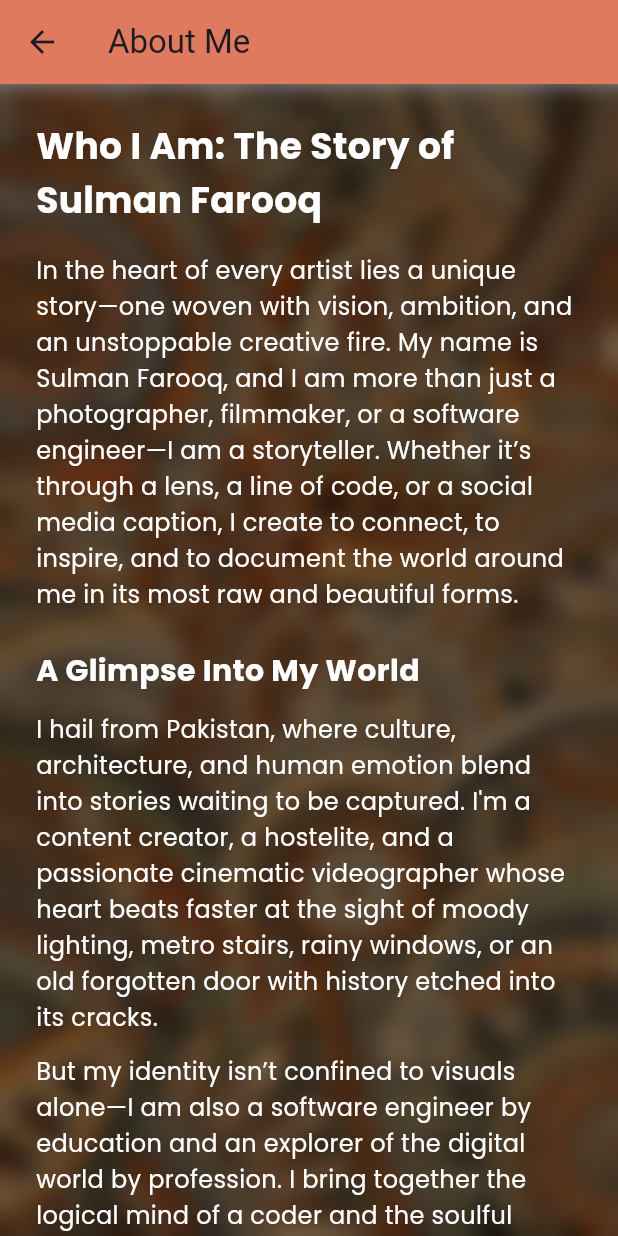
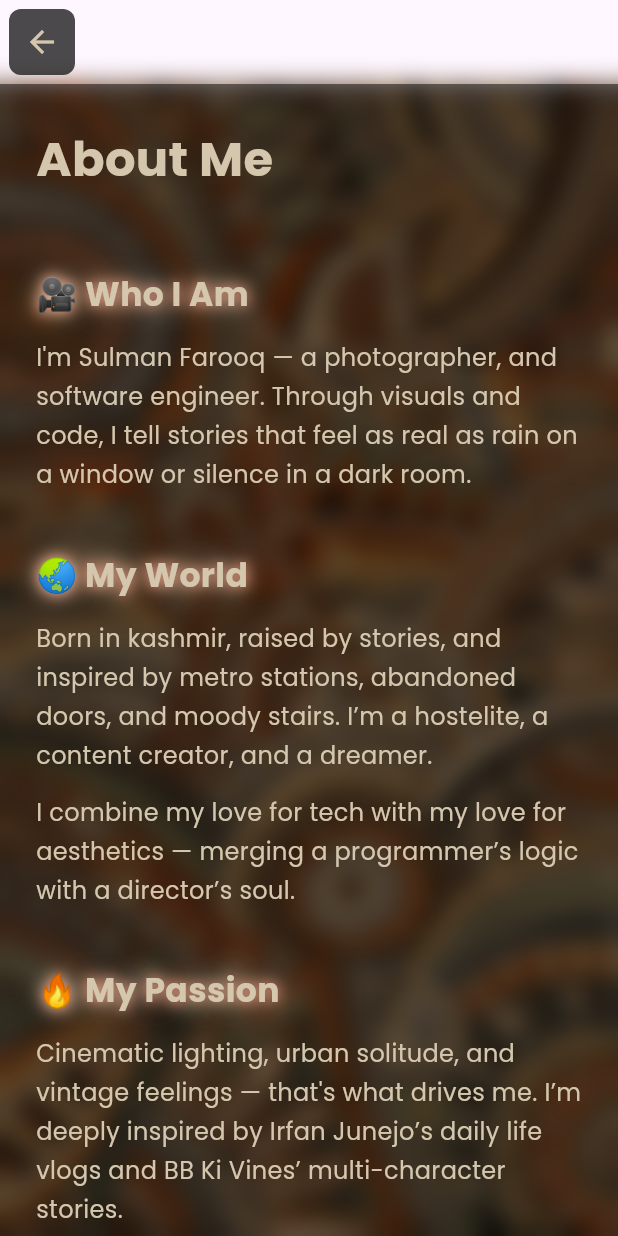
Before and after one commit to sulmanfarooqq/MY_accounts, a Flutter app: the AboutMePage screen opened directly, on a phone screen of 412 x 824 dp. Run offline on Flutter 3.47's test engine with Material 3 defaults, Android fonts, the phone set to English and light mode, and no system bars; our stand-ins replace font_awesome_flutter, google_fonts.

Commit message:
update aboutme

```diff
--- a/lib/about_me_page.dart
+++ b/lib/about_me_page.dart
@@ -1,7 +1,7 @@
 import 'dart:ui';
-
 import 'package:flutter/material.dart';
 import 'package:google_fonts/google_fonts.dart';
+import 'package:flutter/services.dart';
 
 class AboutMePage extends StatelessWidget {
   const AboutMePage({Key? key}) : super(key: key);
@@ -11,8 +11,26 @@ class AboutMePage extends StatelessWidget {
     final textTheme = GoogleFonts.poppinsTextTheme(Theme.of(context).textTheme);
     return Scaffold(
       appBar: AppBar(
-        title: const Text('About Me'),
-        backgroundColor: const Color(0xFFE07A5F),
+        leading: Container(
+          margin: const EdgeInsets.all(6),
+          decoration: BoxDecoration(
+            color: const Color(0xFF1E1E1E).withOpacity(0.8),
+            borderRadius: BorderRadius.circular(8),
+          ),
+          child: IconButton(
+            icon: const Icon(Icons.arrow_back, color: Color(0xFFD4C7AE)),
+            onPressed: () {
+              Navigator.of(context).pop();
+            },
+            tooltip: 'Go Back',
+          ),
+        ),
+        // backgroundColor: const Color(0xFF1E1E1E),
+        backgroundColor: Colors.transparent,
+        elevation: 0,
+
+        systemOverlayStyle: SystemUiOverlayStyle.light,
+        centerTitle: true,
       ),
       body: Stack(
         children: [
@@ -26,7 +44,7 @@ class AboutMePage extends StatelessWidget {
             child: BackdropFilter(
               filter: ImageFilter.blur(sigmaX: 8, sigmaY: 8),
               child: Container(
-                color: Colors.black.withOpacity(0.4),
+                color: Colors.black.withOpacity(0.5),
               ),
             ),
           ),
@@ -35,96 +53,56 @@ class AboutMePage extends StatelessWidget {
             child: DefaultTextStyle(
               style: textTheme.bodyMedium!.copyWith(
                 fontSize: 16,
-                height: 1.5,
-                color: Colors.white, // use this color 0xFFD4C7AE
+                height: 1.6,
+                color: const Color(0xFFD4C7AE),
               ),
               child: Column(
                 crossAxisAlignment: CrossAxisAlignment.start,
-                children: const [
-                  Text(
-                    'Who I Am: The Story of Sulman Farooq',
-                    style: TextStyle(fontSize: 24, fontWeight: FontWeight.bold),
+                children: [
+                  Padding(
+                    padding: const EdgeInsets.only(bottom: 24),
+                    child: Text(
+                      'About Me',
+                      style: GoogleFonts.poppins(
+                        fontSize: 32,
+                        fontWeight: FontWeight.bold,
+                      ),
+                    ),
                   ),
-                  SizedBox(height: 16),
-                  Text(
-                    'In the heart of every artist lies a unique story—one woven with vision, ambition, and an unstoppable creative fire. My name is Sulman Farooq, and I am more than just a photographer, filmmaker, or a software engineer—I am a storyteller. Whether it’s through a lens, a line of code, or a social media caption, I create to connect, to inspire, and to document the world around me in its most raw and beautiful forms.',
-                  ),
-                  SizedBox(height: 24),
-                  Text(
-                    'A Glimpse Into My World',
-                    style: TextStyle(fontSize: 20, fontWeight: FontWeight.bold),
-                  ),
-                  SizedBox(height: 12),
-                  Text(
-                    'I hail from Pakistan, where culture, architecture, and human emotion blend into stories waiting to be captured. I\'m a content creator, a hostelite, and a passionate cinematic videographer whose heart beats faster at the sight of moody lighting, metro stairs, rainy windows, or an old forgotten door with history etched into its cracks.',
-                  ),
-                  SizedBox(height: 12),
-                  Text(
-                    'But my identity isn’t confined to visuals alone—I am also a software engineer by education and an explorer of the digital world by profession. I bring together the logical mind of a coder and the soulful heart of an artist to design not only software solutions but also immersive, emotionally charged visual content.',
-                  ),
-                  SizedBox(height: 24),
-                  Text(
-                    'What Drives Me: My Passion',
-                    style: TextStyle(fontSize: 20, fontWeight: FontWeight.bold),
-                  ),
-                  SizedBox(height: 12),
-                  Text(
-                    'At the center of my being lies a burning passion for filmmaking and aesthetic storytelling. I’m inspired by creators like Irfan Junejo and BB Ki Vines, who master the art of turning everyday life into compelling visual narratives. Just like them, I want to tell stories—whether it\'s through silent short films, self-dialogue-based skits, or Instagram reels that spark emotion in just 30 seconds.',
-                  ),
-                  SizedBox(height: 12),
-                  Text(
-                    'I\'m obsessed with cinematic tones, low-light captures, moody photography, and vintage aesthetics. When I look through a lens, I don’t just capture a frame—I frame a feeling. I see a staircase and imagine a dramatic escape. I see a bus stand and feel the layers of life passing by in silence.',
-                  ),
-                  SizedBox(height: 12),
-                  Text(
-                    'My dream is to not just make content, but to leave a mark—to create a silent short film series where each part can be watched forward or backward, giving two completely different meanings. For me, it’s not just about content—it’s about experience, emotion, and art.',
-                  ),
-                  SizedBox(height: 24),
-                  Text(
-                    'My Hobbies: Where My Soul Rests',
-                    style: TextStyle(fontSize: 20, fontWeight: FontWeight.bold),
-                  ),
-                  SizedBox(height: 12),
-                  Text(
-                    'When I’m not writing code or planning cinematic shots, you’ll find me:',
-                  ),
-                  SizedBox(height: 8),
-                  Text(
-                      '📷 Taking moody, cinematic photos of metro stations, empty roads, and architectural marvels.'),
-                  Text(
-                      '✍️ Writing film scripts and storyboards—especially those inspired by daily life, often silent but full of depth.'),
-                  Text(
-                      '🎬 Editing videos, adding perfect soundscapes and color grades that make moments feel timeless.'),
-                  Text(
-                      '📱 Managing my social media accounts (like Instagram and soon, Twitter) where I plan to share aesthetic posts, Urdu shayari, and thoughts like a digital diary.'),
-                  Text(
-                      '🎞️ Thinking up new ideas for silent horror or suspense dramas shot in small rooms, with a twist that can turn even a 1-minute video into a masterpiece.'),
-                  SizedBox(height: 24),
-                  Text(
-                    'Looking Ahead',
-                    style: TextStyle(fontSize: 20, fontWeight: FontWeight.bold),
-                  ),
-                  SizedBox(height: 12),
-                  Text(
-                    'As a student, a creator, and a visionary, I know my journey is only just beginning. I dream of building a future where I can combine technology and creativity—perhaps by developing mobile apps that tell stories or creating tools for artists like me.',
-                  ),
-                  SizedBox(height: 12),
-                  Text(
-                    'I also aim to keep improving my filmmaking craft, sharing more on platforms like Instagram, and expanding to YouTube and Twitter, not just for growth, but to connect with people who feel what I feel and see the world the way I see it.',
-                  ),
-                  SizedBox(height: 24),
-                  Text(
-                    'Final Words',
-                    style: TextStyle(fontSize: 20, fontWeight: FontWeight.bold),
-                  ),
-                  SizedBox(height: 12),
-                  Text(
-                    'I am Sulman Farooq—a silent observer, a passionate dreamer, and a creator of moods. I believe that even the most ordinary moments can become magical when seen through the right eyes. I don’t just want to make content. I want to create art. I want to tell stories. I want to be remembered.',
-                  ),
-                  SizedBox(height: 12),
-                  Text(
-                    'So, if you ever come across one of my reels, photos, or scripts—know that behind that frame is a soul who sees the world not as it is, but as it *feels*.',
-                  ),
+                  _heading("🎥 Who I Am"),
+                  _paragraph(
+                      "I'm Sulman Farooq — a photographer, and software engineer. Through visuals and code, I tell stories that feel as real as rain on a window or silence in a dark room."),
+                  _heading("🌏 My World"),
+                  _paragraph(
+                      "Born in kashmir, raised by stories, and inspired by metro stations, abandoned doors, and moody stairs. I’m a hostelite, a content creator, and a dreamer."),
+                  _paragraph(
+                      "I combine my love for tech with my love for aesthetics — merging a programmer’s logic with a director’s soul."),
+                  _heading("🔥 My Passion"),
+                  _paragraph(
+                      "Cinematic lighting, urban solitude, and vintage feelings — that's what drives me. I’m deeply inspired by Irfan Junejo’s daily life vlogs and BB Ki Vines’ multi-character stories."),
+                  _paragraph(
+                      "I want to create silent films with reversed timelines, emotional reels, and storytelling that hits even without dialogue."),
+                  _heading("🛠️ My Hobbies"),
+                  _bullet(
+                      "📸 Capturing cinematic shots of metro stations, empty roads, and timeless architecture."),
+                  _bullet(
+                      "📝 Writing film scripts filled with emotion, suspense, or daily life silence."),
+                  _bullet(
+                      "🎬 Editing videos with sound, silence, and shadows."),
+                  _bullet(
+                      "📱 Managing Instagram & sharing shayari, stories, and moments like a digital diary."),
+                  _bullet(
+                      "🎞️ Planning short films that can be watched forward or backward — both with unique meanings."),
+                  _heading("🚀 Looking Ahead"),
+                  _paragraph(
+                      "I aim to merge creativity with code — building apps that feel like art, and films that feel like dreams."),
+                  _paragraph(
+                      "My future lies in both the app stores and film festivals. And yes, I’m just getting started."),
+                  _heading("🖋️ Final Words"),
+                  _paragraph(
+                      "I am Sulman Farooq — a silent observer and an artistic creator. I don’t just capture moments — I design feelings."),
+                  _paragraph(
+                      "If you see a post, a reel, or a poster with a strange calmness — that’s probably mine."),
                 ],
               ),
             ),
@@ -133,4 +111,44 @@ class AboutMePage extends StatelessWidget {
       ),
     );
   }
+
+  Widget _heading(String title) {
+    return Padding(
+      padding: const EdgeInsets.only(top: 24, bottom: 12),
+      child: Text(
+        title,
+        style: GoogleFonts.poppins(
+          fontSize: 22,
+          fontWeight: FontWeight.bold,
+          color: const Color(0xFFD4C7AE),
+          shadows: const [
+            Shadow(
+              blurRadius: 10.0,
+              color: Color(0xFFE07A5F),
+              offset: Offset(0, 0),
+            ),
+            Shadow(
+              blurRadius: 20.0,
+              color: Color(0xFFD4C7AE),
+              offset: Offset(0, 0),
+            ),
+          ],
+        ),
+      ),
+    );
+  }
+
+  Widget _paragraph(String content) {
+    return Padding(
+      padding: const EdgeInsets.only(bottom: 12),
+      child: Text(content),
+    );
+  }
+
+  Widget _bullet(String text) {
+    return Padding(
+      padding: const EdgeInsets.only(bottom: 8),
+      child: Text("• $text"),
+    );
+  }
 }
```
